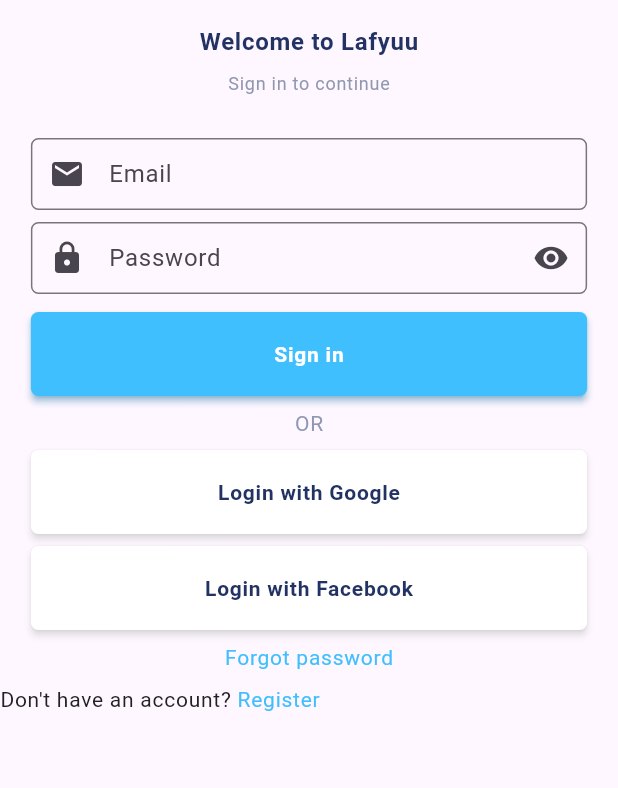
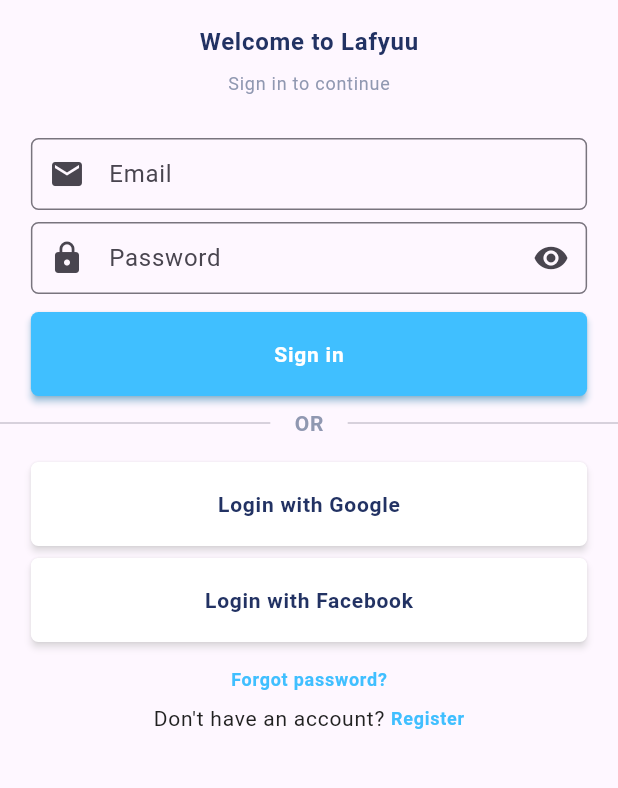
Before and after one commit to Amirelo/ClothesShop_App, a Flutter app: the screen it shows after launch, on a phone screen of 412 x 824 dp, the part 258-1046 px from its top. Run offline on Flutter 3.47's test engine with Material 3 defaults, Android fonts, the phone set to English and light mode, and no system bars.

Commit message:
sign_in_screen: add divider and update layout

```diff
--- a/lib/src/screens/auth/sign_in_screen.dart
+++ b/lib/src/screens/auth/sign_in_screen.dart
@@ -47,23 +47,47 @@ class SignInScreen extends StatelessWidget {
           text: "Sign in",
           backgroundColor: ThemeDefault().primaryColor,
         ),
-        CustomText(
-          text: "OR",
-          textColor: ThemeDefault().secondaryTextColor,
+        Padding(
+          padding: const EdgeInsets.only(bottom: 16),
+          child: Row(
+            mainAxisAlignment: MainAxisAlignment.center,
+            children: [
+              const Expanded(
+                child: Divider(),
+              ),
+              CustomText(
+                text: "OR",
+                textColor: ThemeDefault().secondaryTextColor,
+                fontWeight: FontWeight.bold,
+                marginBottom: 0,
+                marginLeft: 16,
+                marginRight: 16,
+              ),
+              const Expanded(child: Divider()),
+            ],
+          ),
         ),
         const CustomButton(onPressed: _buttonAction, text: "Login with Google"),
         const CustomButton(
-            onPressed: _buttonAction, text: "Login with Facebook"),
+          onPressed: _buttonAction,
+          text: "Login with Facebook",
+          marginBottom: 16,
+        ),
         CustomText(
-          text: "Forgot password",
+          text: "Forgot password?",
           textColor: ThemeDefault().primaryColor,
+          fontWeight: FontWeight.bold,
+          fontSize: 12,
         ),
         Row(
+          mainAxisAlignment: MainAxisAlignment.center,
           children: [
             const CustomText(text: "Don't have an account? "),
             CustomText(
               text: 'Register',
               textColor: ThemeDefault().primaryColor,
+              fontWeight: FontWeight.bold,
+              fontSize: 12,
             )
           ],
         ),
```
